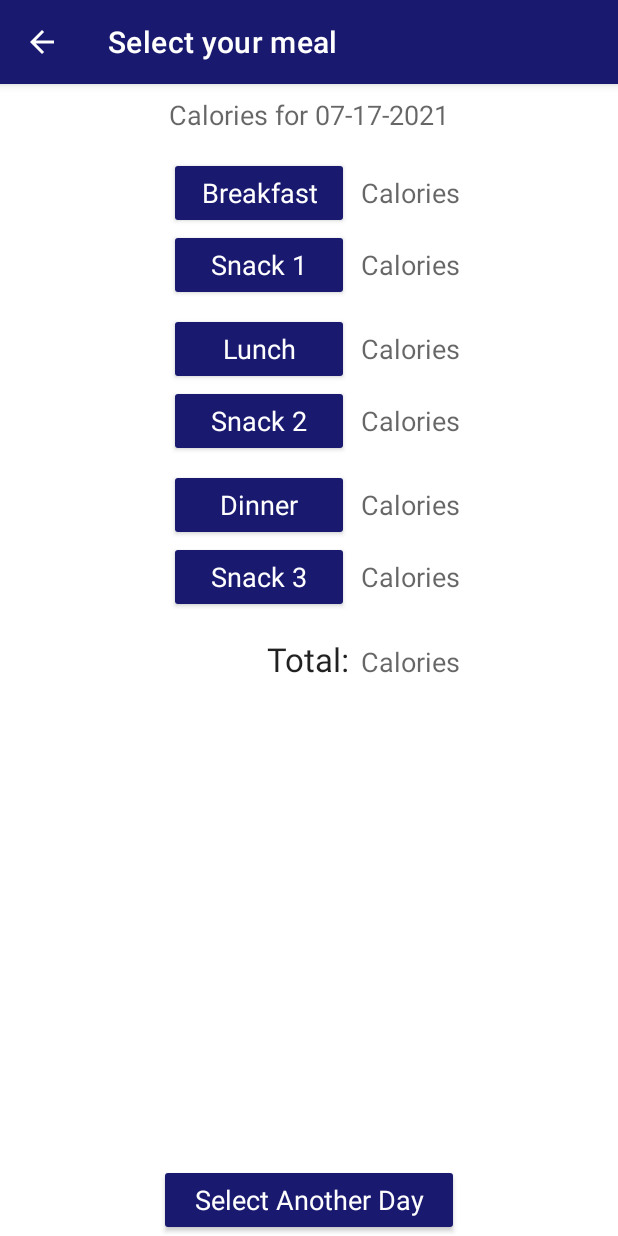
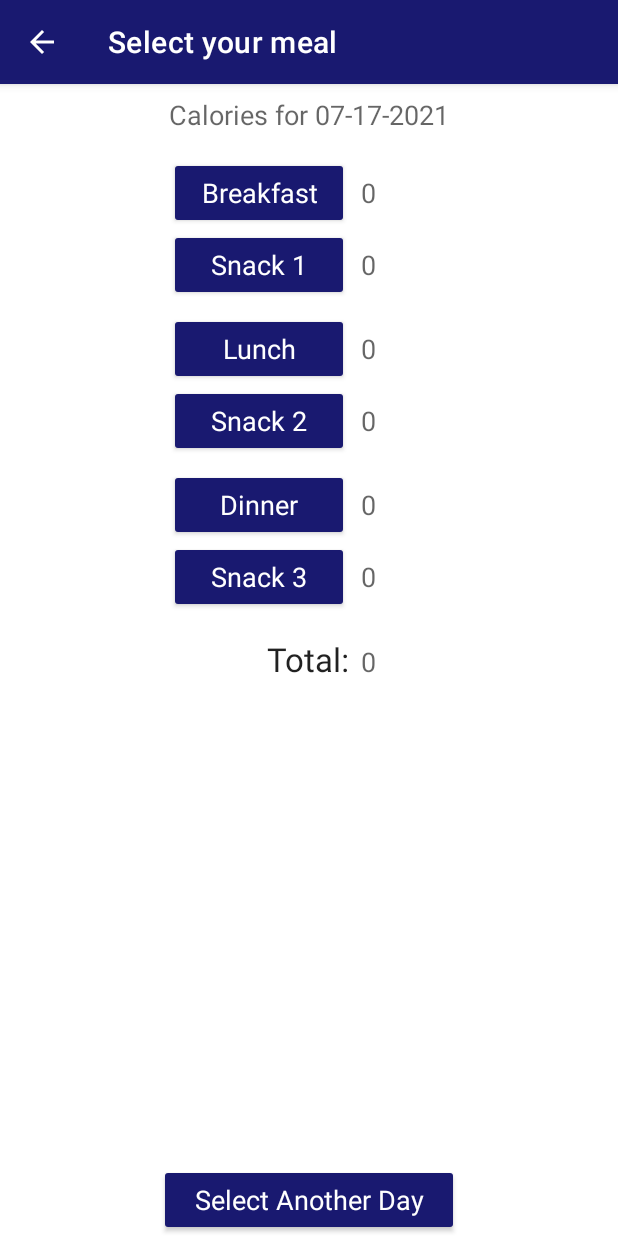
Before and after one commit to tombutlersings/FoodFight, an Android app: the acMeals screen opened directly, with no data from a screen before it, on a phone screen of 412 x 824 dp. Run offline under Robolectric (Android 15) with nearby library versions, the phone set to English and light mode, and no system bars.

Commit message:
display daily calories in acMeals and main.

```diff
--- a/app/src/main/java/com/example/foodfight/Date.java
+++ b/app/src/main/java/com/example/foodfight/Date.java
@@ -15,8 +15,8 @@ public class Date {
     private static final MealsEnum Breakfast = MealsEnum.Breakfast;
     private static final MealsEnum Lunch = MealsEnum.Lunch;
     private static final MealsEnum Dinner = MealsEnum.Dinner;
-    private static final MealsEnum AfternoonSnack = MealsEnum.Afternoon_Snack;
-    private static final MealsEnum EveningSnack = MealsEnum.Evening_Snack;
+    //private static final MealsEnum AfternoonSnack = MealsEnum.Afternoon_Snack;
+    //private static final MealsEnum EveningSnack = MealsEnum.Evening_Snack;
 
     public Date(String date){
         this.date = date;
--- a/app/src/main/java/com/example/foodfight/MainActivity.java
+++ b/app/src/main/java/com/example/foodfight/MainActivity.java
@@ -98,6 +98,9 @@ public class MainActivity extends AppCompatActivity {
         TextView greeting = findViewById(R.id.textGreeting);
         greeting.setText(msg);
 
+        //update goals currants
+
+
         // Set the progress bars and captions
         String dailyGoal = sp.getString("dailyGoal", "2222");
         String dailyCurrent = sp.getString("dailyCurrent", "444");
@@ -147,6 +150,14 @@ public class MainActivity extends AppCompatActivity {
         startActivity(intent);
     }
 
+    //function to handle getting current caloiries for week
+    public int caloriesForWeek(){
+        //get dates for the week
+
+        return 0;
+    }
+
+
 
 
 }
--- a/app/src/main/java/com/example/foodfight/acMeals.java
+++ b/app/src/main/java/com/example/foodfight/acMeals.java
@@ -1,6 +1,8 @@
 package com.example.foodfight;
 
+import android.content.Context;
 import android.content.Intent;
+import android.content.SharedPreferences;
 import android.os.Build;
 import android.os.Bundle;
 import android.util.Log;
@@ -9,6 +11,9 @@ import android.widget.TextView;
 
 import androidx.annotation.RequiresApi;
 import androidx.appcompat.app.AppCompatActivity;
+
+import java.util.ArrayList;
+import java.util.List;
 
 
 /**
@@ -44,6 +49,66 @@ public class acMeals extends AppCompatActivity {
         Log.i("FF_Meals","Set date on screen");
 
         //TODO: get calories per mealType for display and calc total calories for day
+
+        //list of meal names
+        ArrayList<String> mealNames = new ArrayList<>();
+        mealNames.add("Breakfast");
+        mealNames.add("Snack1");
+        mealNames.add("Lunch");
+        mealNames.add("Snack2");
+        mealNames.add("Dinner");
+        mealNames.add("Snack3");
+        //list for setting total calories
+        ArrayList<TextView> textViews = new ArrayList<>();
+        textViews.add(findViewById(R.id.tvBreakfast));
+        textViews.add(findViewById(R.id.tvSnack1));
+        textViews.add(findViewById(R.id.tvLunch));
+        textViews.add(findViewById(R.id.tvSnack2));
+        textViews.add(findViewById(R.id.tvDinner));
+        textViews.add(findViewById(R.id.tvSnack3));
+
+
+
+        int dayCalories = 0;
+        //for list of meal names in current date get total calories and display in corresponding text view
+        for (int meal_name = 0; meal_name < mealNames.size(); meal_name++) {
+            String mealName = mealNames.get(meal_name);
+
+            DatabaseHandler db = new DatabaseHandler(getApplicationContext());
+            db.CreateMeal(selectedDate, mealName, 0);
+
+            MealItem mealItem = db.GetMeal(selectedDate, mealName);
+
+            Log.i("FoodListMealItem", mealItem.ID + "|" + mealItem.date + "|" + mealItem.getMealName());
+            //
+            ArrayList<List> ids = db.getFoodList(mealItem.ID);
+            int calories = 0;
+            for (int i = 0; i < ids.size(); i++) {
+                FoodItem testItem = db.getFoodItemById((int) ids.get(i).get(0));
+                Log.d("string", testItem.getName());
+
+
+                //update caloririe total
+                calories += testItem.getCalories() * ((int) ids.get(i).get(1));
+            }
+            //updat calories for the day
+            dayCalories += calories;
+            //display calories to screen
+            TextView mealCals = textViews.get(meal_name);
+            mealCals.setText(Integer.toString(calories));
+        }
+
+        //put data form the user into the shared preferences
+        SharedPreferences sp = getSharedPreferences("profile", Context.MODE_PRIVATE);
+        SharedPreferences.Editor editor = sp.edit();
+        editor.putString("dailyCurrent", (Integer.toString(dayCalories)));
+        //commit changes
+        editor.commit();
+
+        //display calories for the day
+        TextView dailyCals = findViewById(R.id.tvTotal);
+        dailyCals.setText(Integer.toString(dayCalories));
+
     }
 
     // Called when user taps Select Another Day
```
